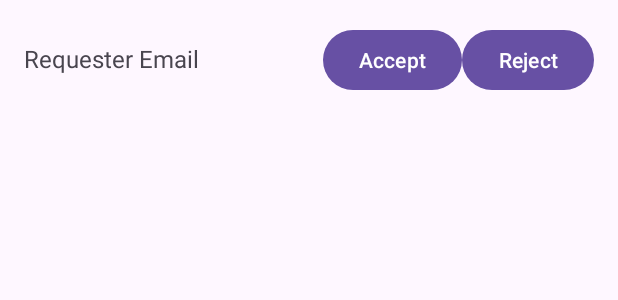
After one commit to ohseyn/PetPlant, an Android app: the layout friend_request_item.xml on its own in the app's theme, with its tools: preview values and no code run, on a phone screen of 412 x 824 dp. The commit adds this screen. Shown: the top 300 px of the screen. Run offline under Robolectric (Android 15) with nearby library versions, the phone set to English and light mode, and no system bars.

```diff
--- /dev/null
+++ b/app/src/main/res/layout/friend_request_item.xml
@@ -0,0 +1,31 @@
+<?xml version="1.0" encoding="utf-8"?>
+<LinearLayout xmlns:android="http://schemas.android.com/apk/res/android"
+    android:orientation="horizontal"
+    android:padding="16dp"
+    android:layout_width="match_parent"
+    android:layout_height="match_parent">
+
+    <!-- 요청 보낸 친구 이메일 표시 -->
+    <TextView
+        android:id="@+id/requester_email"
+        android:layout_width="0dp"
+        android:layout_height="wrap_content"
+        android:layout_weight="1"
+        android:text="Requester Email"
+        android:textSize="16sp"/>
+
+    <!-- 친구 요청 수락 버튼 -->
+    <Button
+        android:id="@+id/btn_accept_request"
+        android:text="Accept"
+        android:layout_width="wrap_content"
+        android:layout_height="wrap_content"/>
+
+    <!-- 친구 요청 거절 버튼 -->
+    <Button
+        android:id="@+id/btn_reject_request"
+        android:text="Reject"
+        android:layout_width="wrap_content"
+        android:layout_height="wrap_content"/>
+
+</LinearLayout>
```
Also changed, not shown: app/src/main/java/com/example/petplant/FriendRequest.java (added, +51 -0 lines), app/src/main/java/com/example/petplant/FriendRequestAdapter.java (added, +86 -0 lines), app/src/main/java/com/example/petplant/MainActivity.java (+83 -3 lines), app/src/main/java/com/example/petplant/Register.java (+35 -6 lines), app/src/main/res/layout/activity_main.xml (+21 -0 lines).
